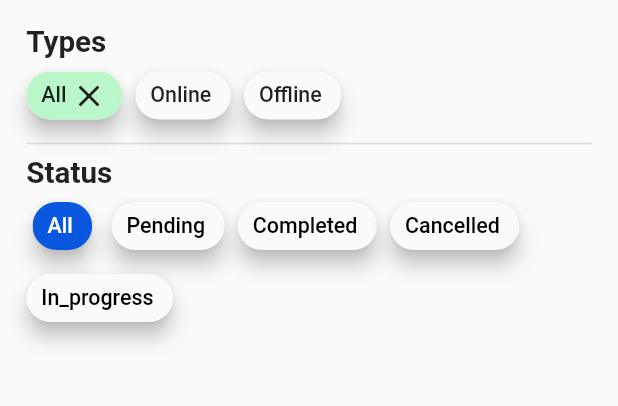
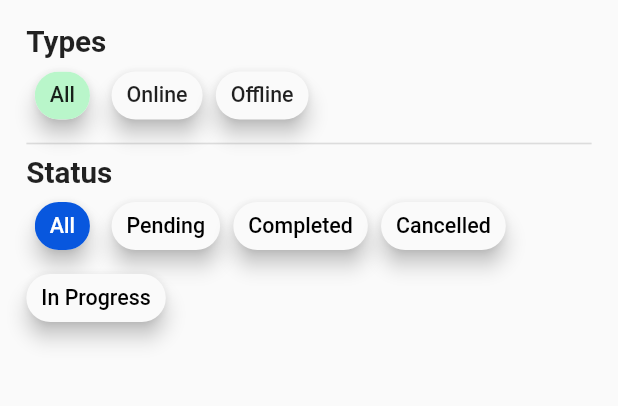
Before and after one commit to mavisphung/mobile-app, a Flutter app: the AppointmentFilterPage screen opened directly, on a phone screen of 412 x 824 dp, the part 59-465 px from its top. Run offline on Flutter 3.47's test engine with Material 2 defaults, Android fonts, the light colour scheme and no system bars; our stand-ins replace dropdown_button2, flutter_screenutil, flutter_spinkit, flutter_svg, get, get_storage and 1 more; accounts and stored records are empty.

Commit message:
[MOD] Clean code

```diff
--- a/lib/app/modules/history/views/appointment_filter_page.dart
+++ b/lib/app/modules/history/views/appointment_filter_page.dart
@@ -94,7 +94,7 @@ class AppointmentFilterPage extends StatelessWidget {
                                 (e) => MyStatusChip(
                                   backgroundColor: AppColor.primary,
                                   isChosen: controller.selectedStatus == e,
-                                  label: e.value.toLowerCase().capitalize!,
+                                  label: e.label,
                                   value: e,
                                   textColor: controller.selectedStatus == e ? Colors.white : Colors.black,
                                 ),
--- a/lib/app/modules/history/widgets/my_chip.dart
+++ b/lib/app/modules/history/widgets/my_chip.dart
@@ -29,10 +29,6 @@ class MyTypeChip extends StatefulWidget {
 }
 
 class _MyTypeChipState extends State<MyTypeChip> {
-  Map<bool, Widget> render = {
-    true: const Icon(Icons.close_sharp),
-    false: const SizedBox(),
-  };
   HistoryController historyController = Get.find<HistoryController>();
 
   @override
@@ -57,8 +53,6 @@ class _MyTypeChipState extends State<MyTypeChip> {
               widget.label,
               style: TextStyle(fontSize: 13.0.sp, color: widget.textColor),
             ),
-            const SizedBox(width: 3),
-            render[widget.isChosen]!,
           ],
         ),
       ),
@@ -92,10 +86,6 @@ class MyStatusChip extends StatefulWidget {
 }
 
 class _MyStatusChipState extends State<MyStatusChip> {
-  Map<bool, Widget> render = {
-    true: const Icon(Icons.close_sharp),
-    false: const SizedBox(),
-  };
   HistoryController historyController = Get.find<HistoryController>();
 
   @override
@@ -120,8 +110,6 @@ class _MyStatusChipState extends State<MyStatusChip> {
               widget.label,
               style: TextStyle(fontSize: 13.0.sp, color: widget.textColor),
             ),
-            const SizedBox(width: 3),
-            // render[widget.isChosen]!,
           ],
         ),
       ),
```
Also changed, not shown: lib/app/common/constants.dart (+28 -0 lines), lib/app/modules/history/history_page.dart (+11 -10 lines).
